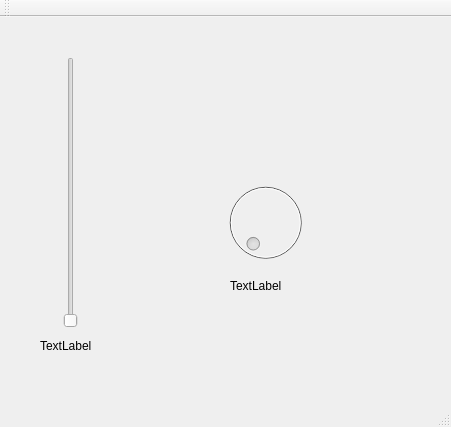
This is rpicarclient.ui in rejamen/RPiCarClient as Qt 5 draws it before an edit. The edited form follows.
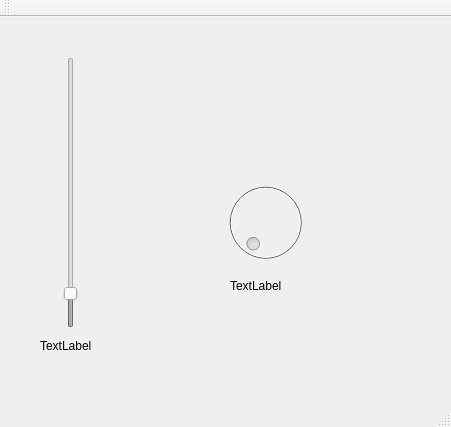
This is the edited form.

Commit message: GUI con variables de estado

```diff
--- a/rpicarclient.ui
+++ b/rpicarclient.ui
@@ -26,6 +26,9 @@
       <height>271</height>
      </rect>
     </property>
+    <property name="minimum">
+     <number>-30</number>
+    </property>
     <property name="maximum">
      <number>255</number>
     </property>
```
The commit also changes 3 other files.
